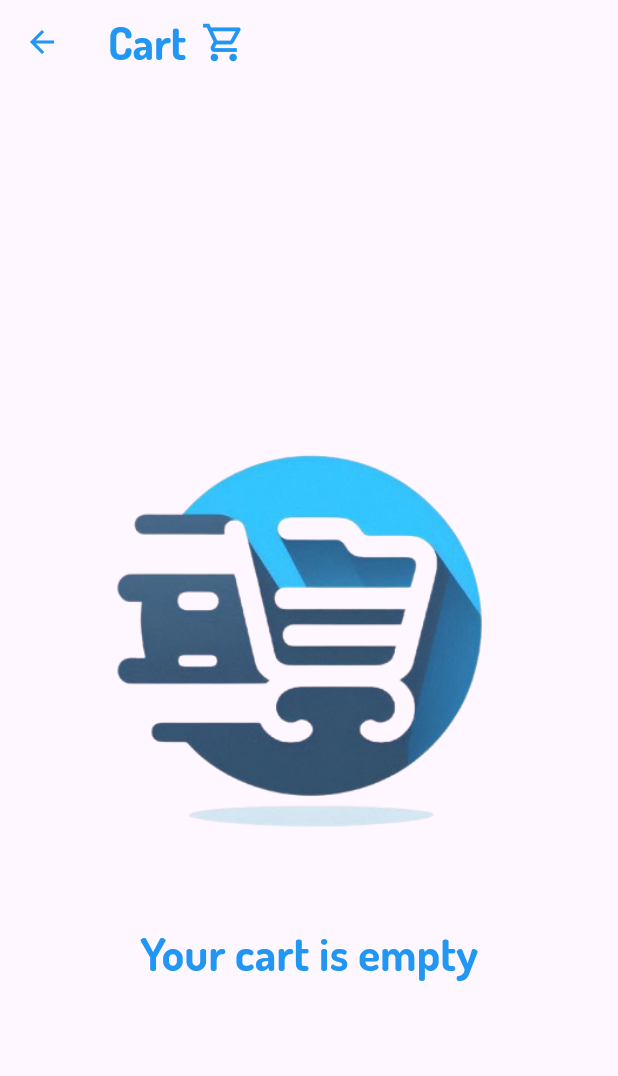
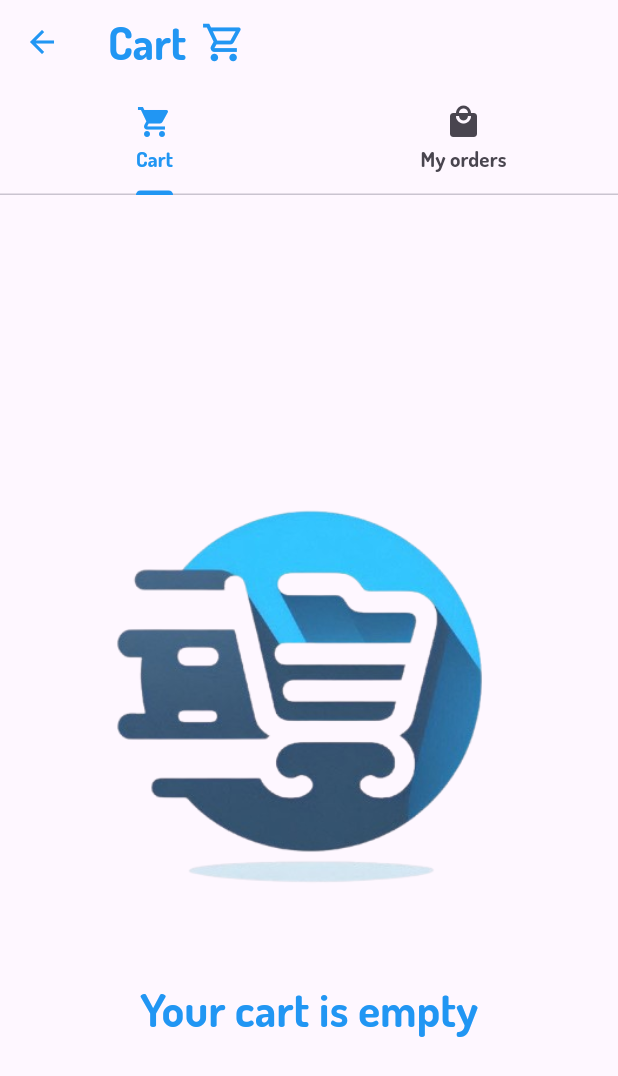
Before and after one commit to DiaaAhmedHassan/E_Market, a Flutter app: the CartPage screen opened by its route, on a phone screen of 412 x 824 dp. Shown: the top 1076 px of the screen. Run offline on Flutter 3.47's test engine with Material 3 defaults, Android fonts, the light colour scheme and no system bars; our stand-ins replace awesome_dialog, cloud_firestore, firebase_auth, firebase_core, firebase_storage, google_sign_in and 1 more; missing offline and left inert: fuzzy; accounts and stored records are empty; network calls fail.

Commit message:
Orders display

```diff
--- a/lib/cart_page.dart
+++ b/lib/cart_page.dart
@@ -1,5 +1,6 @@
 import 'package:awesome_dialog/awesome_dialog.dart';
 import 'package:cloud_firestore/cloud_firestore.dart';
+import 'package:e_market/cartTabs/orders_tab.dart';
 import 'package:e_market/cart_product.dart';
 import 'package:e_market/details_page.dart';
 import 'package:e_market/user.dart';
@@ -65,6 +66,7 @@ class _CartPageState extends State<CartPage> {
       "products": cartProducts.map((e) => e.toMap()).toList(),
       "totalPrice": totalPrice,
       "date": FieldValue.serverTimestamp(),
+      "canBeCanceled": true,
       "paymentMethod": "cash"
     });
 
@@ -91,7 +93,10 @@ class _CartPageState extends State<CartPage> {
 
   @override
   Widget build(BuildContext context) {
-    return Scaffold(
+    return DefaultTabController(
+      initialIndex: 0,
+      length: 2,
+      child: Scaffold(
         appBar: AppBar(
           iconTheme: const IconThemeData(color: Colors.blue),
           title: const Row(
@@ -107,8 +112,16 @@ class _CartPageState extends State<CartPage> {
               ),
             ],
           ),
+          bottom:const TabBar(
+            tabs: [
+           Tab(text: "Cart", icon: Icon(Icons.shopping_cart),),
+          Tab(text: "My orders", icon: Icon(Icons.local_mall)),
+          ]),
         ),
-      body: Padding(
+
+        body: TabBarView(
+          children: [
+            Padding(
               padding: const EdgeInsets.all(10.0),
               child: StreamBuilder(
                   stream: FirebaseFirestore.instance
@@ -418,6 +431,11 @@ class _CartPageState extends State<CartPage> {
                           );
                   }),
             ),
+
+            OrdersTab()
+          ],
+        ),
+      ),
     );
   }
 }
--- a/lib/home_page.dart
+++ b/lib/home_page.dart
@@ -285,7 +285,7 @@ class _HomePageState extends State<HomePage> {
                       onTap: () {
                         Navigator.of(context).pushNamed("cart_page");
                       },
-                      title: const Text("Cart"),
+                      title: const Text("Cart & orders"),
                       leading: const Icon(Icons.shopping_cart),
                     ),
                     ListTile(
--- a/lib/main.dart
+++ b/lib/main.dart
@@ -32,6 +32,7 @@ class MyApp extends StatelessWidget{
   Widget build(BuildContext context) {
     return  MaterialApp(
       theme: ThemeData(
+        tabBarTheme: TabBarTheme(labelColor: Colors.blue, indicatorColor: Colors.blue,),
         fontFamily: 'Dosis',
         appBarTheme: const AppBarTheme(
           iconTheme: IconThemeData(color: Colors.blue),
```
Also changed, not shown: lib/cartTabs/orders_tab.dart (added, +116 -0 lines), lib/cart_product.dart (+8 -1 lines). Lines whose indentation alone changed are shown as unchanged.
